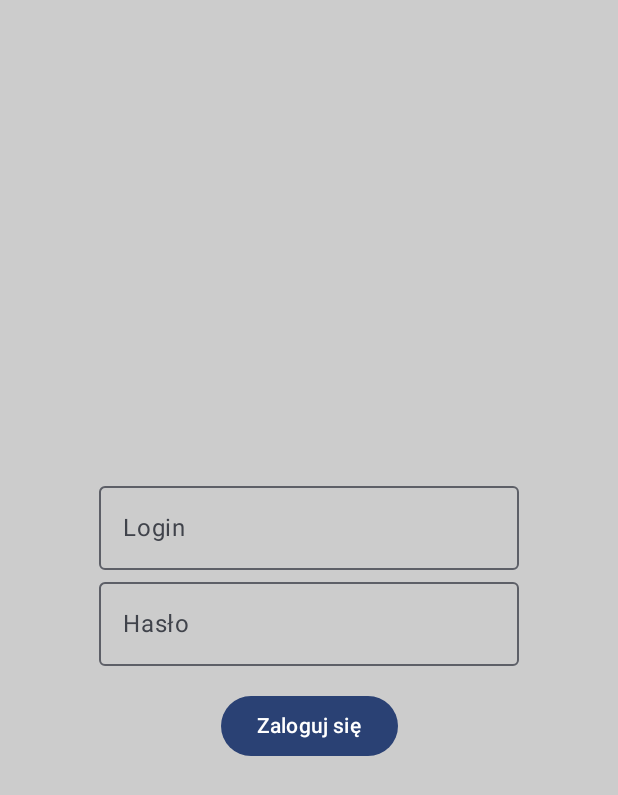
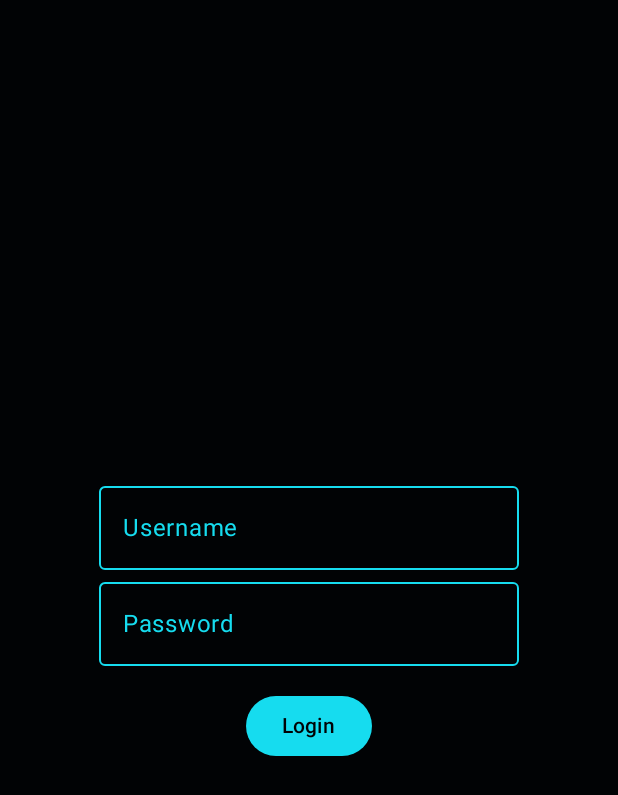
Before and after one commit to OskarBiernacki/NullDivision_CTF, an Android app built with Jetpack Compose: the screen it shows after launch (MainActivity), on a phone screen of 412 x 824 dp. Shown: the top 795 px of the screen. Run offline under Robolectric (Android 15) with nearby library versions, the phone set to English and light mode, and no system bars.

Commit message:
Colors and LoginScreen improves

```diff
--- a/app/src/main/java/com/example/nulldivision_ctf/MainActivity.kt
+++ b/app/src/main/java/com/example/nulldivision_ctf/MainActivity.kt
@@ -11,14 +11,16 @@ import androidx.compose.foundation.layout.fillMaxSize
 import androidx.compose.foundation.layout.padding
 import androidx.compose.material3.Scaffold
 import androidx.compose.material3.Text
+import androidx.compose.material3.TextFieldDefaults
 import androidx.compose.runtime.Composable
+import androidx.compose.runtime.getValue
+import androidx.compose.runtime.mutableStateOf
+import androidx.compose.runtime.remember
+import androidx.compose.runtime.setValue
 import androidx.compose.ui.Modifier
-import androidx.compose.ui.graphics.Color
+import androidx.compose.ui.res.colorResource
 import androidx.compose.ui.unit.dp
 import com.example.nulldivision_ctf.ui.theme.NullDivision_CTFTheme
-import androidx.compose.runtime.*
-
-
 
 class MainActivity : ComponentActivity() {
     override fun onCreate(savedInstanceState: Bundle?) {
@@ -29,7 +31,7 @@ class MainActivity : ComponentActivity() {
                 Scaffold(modifier = Modifier.fillMaxSize()) { innerPadding ->
                     LoginScreen(modifier = Modifier
                         .padding(innerPadding)
-                        .fillMaxSize().background(Color.LightGray))
+                        .fillMaxSize().background(colorResource(id = R.color.background)))
                 }
             }
         }
@@ -50,22 +52,49 @@ fun LoginScreen(modifier: Modifier = Modifier) {
             androidx.compose.material3.OutlinedTextField(
                 value = login,
                 onValueChange = {login=it},
-                label = { Text("Login") }
+                label = { Text("Username") },
+
+                colors =  TextFieldDefaults.colors(focusedContainerColor = colorResource(id = android.R.color.transparent),
+                unfocusedContainerColor = colorResource(id = android.R.color.transparent),
+                focusedLabelColor = colorResource(id = R.color.hackerRed),
+                unfocusedLabelColor = colorResource(id = R.color.hackerBlue),
+                focusedIndicatorColor = colorResource(id = R.color.hackerRed),
+                unfocusedIndicatorColor = colorResource(id = R.color.hackerBlue),
+                cursorColor = colorResource(id = R.color.hackerBlue),
+                focusedTextColor = colorResource(id = R.color.hackerRed),
+                unfocusedTextColor = colorResource(id = R.color.hackerBlue)
+            )
             )
             androidx.compose.material3.OutlinedTextField(
                 value = password,
                 onValueChange = {password=it},
-                label = { Text("Hasło") },
-                visualTransformation = androidx.compose.ui.text.input.PasswordVisualTransformation()
+                label = { Text("Password") },
+                visualTransformation = androidx.compose.ui.text.input.PasswordVisualTransformation(),
+                colors =  TextFieldDefaults.colors(
+                    focusedContainerColor = colorResource(id = android.R.color.transparent),
+                    unfocusedContainerColor = colorResource(id = android.R.color.transparent),
+                    focusedLabelColor = colorResource(id = R.color.hackerRed),
+                    unfocusedLabelColor = colorResource(id = R.color.hackerBlue),
+                    focusedIndicatorColor = colorResource(id = R.color.hackerRed),
+                    unfocusedIndicatorColor = colorResource(id = R.color.hackerBlue),
+                    cursorColor = colorResource(id = R.color.hackerBlue),
+                    focusedTextColor = colorResource(id = R.color.hackerRed),
+                    unfocusedTextColor = colorResource(id = R.color.hackerBlue)
+                )
             )
             androidx.compose.material3.Button(
                 onClick = {
                     password = "";
 
                           },
-                modifier = Modifier.padding(top = 16.dp)
+                modifier = Modifier.padding(top = 16.dp),
+                colors = androidx.compose.material3.ButtonDefaults.buttonColors(
+                    containerColor = colorResource(id = R.color.hackerBlue),
+                    contentColor = colorResource(id = R.color.background),
+
+                )
             ) {
-                Text("Zaloguj się")
+                Text("Login")
             }
         }
     }
--- a/app/src/main/res/values/colors.xml
+++ b/app/src/main/res/values/colors.xml
@@ -7,4 +7,7 @@
     <color name="teal_700">#FF018786</color>
     <color name="black">#FF000000</color>
     <color name="white">#FFFFFFFF</color>
+    <color name="hackerBlue">#16DCEF</color>
+    <color name="hackerRed">#DA2560</color>
+    <color name="background">#010305</color>
 </resources>
```
